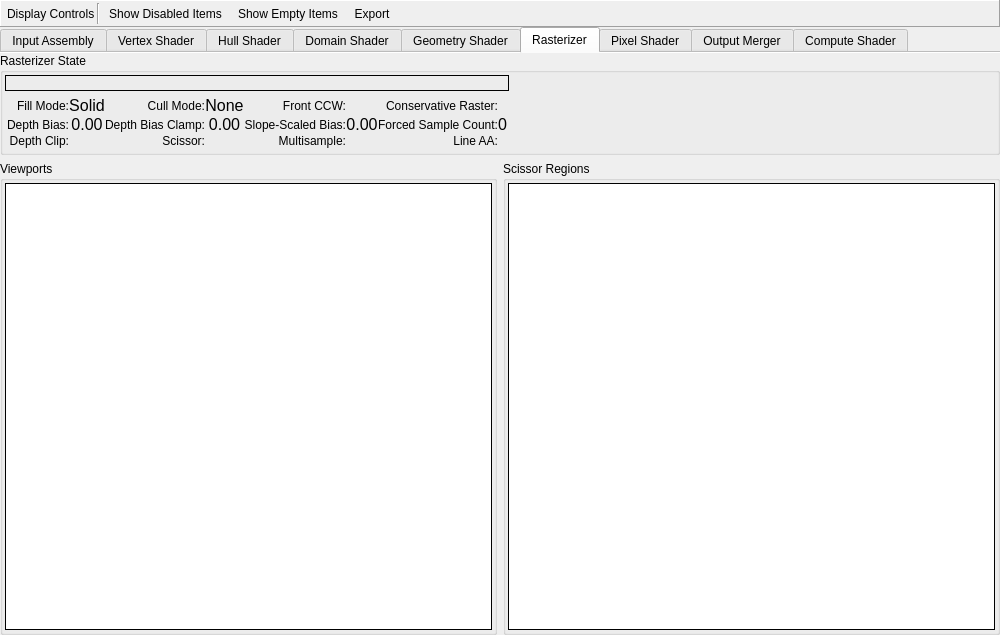
Above: qrenderdoc/Windows/PipelineState/D3D11PipelineStateViewer.ui from baldurk/renderdoc before the change. Below: the same form after it.
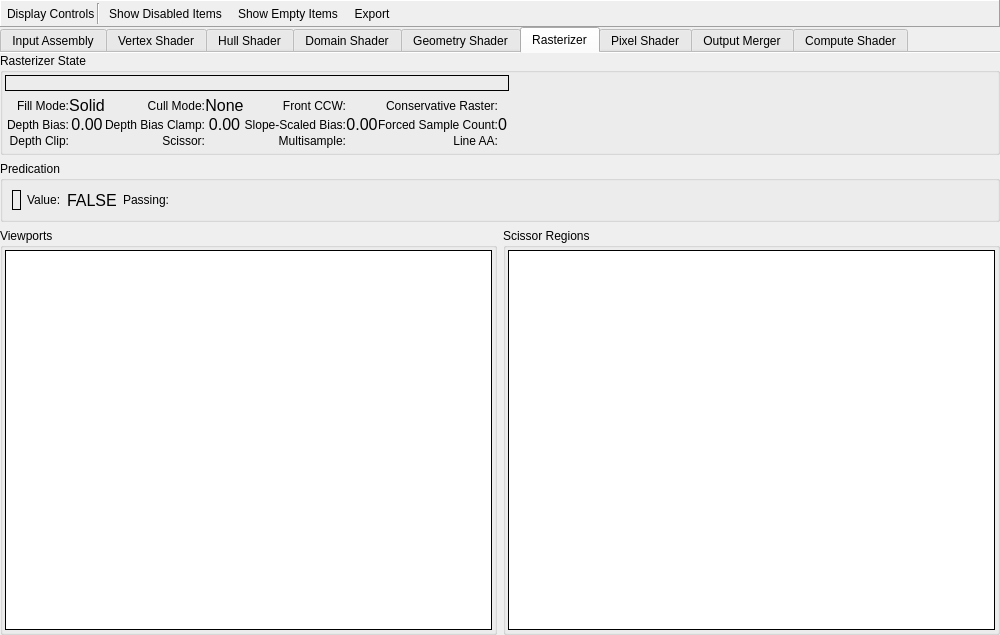
That is the form after the change. The open tabs and pages were chosen to show the change. Icons and pictures are not drawn. Custom widgets are drawn as their Qt base class.

Commit message: Improve D3D11 predication handling, and track other asyncs independently

The edit to the form file:
```diff
--- a/qrenderdoc/Windows/PipelineState/D3D11PipelineStateViewer.ui
+++ b/qrenderdoc/Windows/PipelineState/D3D11PipelineStateViewer.ui
@@ -2536,7 +2536,7 @@
          </layout>
         </widget>
        </item>
-       <item row="1" column="0">
+       <item row="2" column="0">
         <widget class="QGroupBox" name="viewportsGroup">
          <property name="sizePolicy">
           <sizepolicy hsizetype="Expanding" vsizetype="Expanding">
@@ -2591,7 +2591,7 @@
          </layout>
         </widget>
        </item>
-       <item row="1" column="1">
+       <item row="2" column="1">
         <widget class="QGroupBox" name="scissorGroup">
          <property name="sizePolicy">
           <sizepolicy hsizetype="Expanding" vsizetype="Expanding">
@@ -2646,6 +2646,67 @@
          </layout>
         </widget>
        </item>
+       <item row="1" column="0" colspan="2">
+        <widget class="QGroupBox" name="predicateGroup">
+         <property name="title">
+          <string>Predication</string>
+         </property>
+         <layout class="QHBoxLayout" name="horizontalLayout_41">
+          <item>
+           <widget class="RDLabel" name="predicate">
+            <property name="frameShape">
+             <enum>QFrame::Box</enum>
+            </property>
+            <property name="margin">
+             <number>4</number>
+            </property>
+           </widget>
+          </item>
+          <item>
+           <widget class="QLabel" name="label_2">
+            <property name="text">
+             <string>Value:</string>
+            </property>
+           </widget>
+          </item>
+          <item>
+           <widget class="QLabel" name="predicateValue">
+            <property name="font">
+             <font>
+              <pointsize>12</pointsize>
+             </font>
+            </property>
+            <property name="text">
+             <string>FALSE</string>
+            </property>
+           </widget>
+          </item>
+          <item>
+           <widget class="QLabel" name="label">
+            <property name="text">
+             <string>Passing:</string>
+            </property>
+           </widget>
+          </item>
+          <item>
+           <widget class="QLabel" name="predicatePassing"/>
+          </item>
+          <item>
+           <spacer name="horizontalSpacer_5">
+            <property name="orientation">
+             <enum>Qt::Horizontal</enum>
+            </property>
+            <property name="sizeHint" stdset="0">
+             <size>
+              <width>40</width>
+              <height>20</height>
+             </size>
+            </property>
+           </spacer>
+          </item>
+         </layout>
+        </widget>
+       </item>
       </layout>
      </widget>
      <widget class="QWidget" name="PS">
```
Left out of the diff: 82 changed lines with no effect on the pictures. The commit also changes 14 other files.
